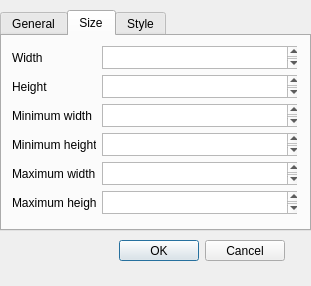
Old version of the form UI-Designer/view/propertiesview.ui in the repository haevnEU/MMI-GUI_WS18.
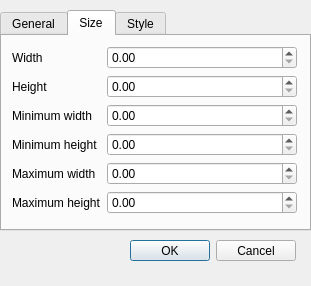
New version of the form. The open tabs and pages were chosen to show the change.

Patch:
```diff
--- a/UI-Designer/view/propertiesview.ui
+++ b/UI-Designer/view/propertiesview.ui
@@ -13,22 +13,6 @@
   <property name="windowTitle">
    <string>Dialog</string>
   </property>
-  <widget class="QDialogButtonBox" name="buttonBox">
-   <property name="geometry">
-    <rect>
-     <x>50</x>
-     <y>240</y>
-     <width>235</width>
-     <height>21</height>
-    </rect>
-   </property>
-   <property name="orientation">
-    <enum>Qt::Horizontal</enum>
-   </property>
-   <property name="standardButtons">
-    <set>QDialogButtonBox::Cancel|QDialogButtonBox::Ok</set>
-   </property>
-  </widget>
   <widget class="QTabWidget" name="tabWidget">
    <property name="geometry">
     <rect>
@@ -190,28 +174,6 @@
         </property>
        </widget>
       </item>
-      <item row="0" column="1">
-       <widget class="QTextEdit" name="m_inputWidth">
-        <property name="minimumSize">
-         <size>
-          <width>200</width>
-          <height>23</height>
-         </size>
-        </property>
-        <property name="maximumSize">
-         <size>
-          <width>200</width>
-          <height>23</height>
-         </size>
-        </property>
-        <property name="baseSize">
-         <size>
-          <width>200</width>
-          <height>23</height>
-         </size>
-        </property>
-       </widget>
-      </item>
       <item row="1" column="0">
        <widget class="QLabel" name="label_5">
         <property name="text">
@@ -219,28 +181,6 @@
         </property>
        </widget>
       </item>
-      <item row="1" column="1">
-       <widget class="QTextEdit" name="m_inputHeight">
-        <property name="minimumSize">
-         <size>
-          <width>200</width>
-          <height>23</height>
-         </size>
-        </property>
-        <property name="maximumSize">
-         <size>
-          <width>200</width>
-          <height>23</height>
-         </size>
-        </property>
-        <property name="baseSize">
-         <size>
-          <width>200</width>
-          <height>23</height>
-         </size>
-        </property>
-       </widget>
-      </item>
       <item row="2" column="0">
        <widget class="QLabel" name="label_3">
         <property name="text">
@@ -255,50 +195,6 @@
         </property>
        </widget>
       </item>
-      <item row="2" column="1">
-       <widget class="QTextEdit" name="m_inputMinWidth">
-        <property name="minimumSize">
-         <size>
-          <width>200</width>
-          <height>23</height>
-         </size>
-        </property>
-        <property name="maximumSize">
-         <size>
-          <width>200</width>
-          <height>23</height>
-         </size>
-        </property>
-        <property name="baseSize">
-         <size>
-          <width>200</width>
-          <height>23</height>
-         </size>
-        </property>
-       </widget>
-      </item>
-      <item row="3" column="1">
-       <widget class="QTextEdit" name="m_inputMinHeight">
-        <property name="minimumSize">
-         <size>
-          <width>200</width>
-          <height>23</height>
-         </size>
-        </property>
-        <property name="maximumSize">
-         <size>
-          <width>200</width>
-          <height>23</height>
-         </size>
-        </property>
-        <property name="baseSize">
-         <size>
-          <width>200</width>
-          <height>23</height>
-         </size>
-        </property>
-       </widget>
-      </item>
       <item row="4" column="0">
        <widget class="QLabel" name="label_4">
         <property name="text">
@@ -313,19 +209,65 @@
         </property>
        </widget>
       </item>
+      <item row="0" column="1">
+       <widget class="QDoubleSpinBox" name="m_doubleSpinnBoxWidth">
+        <property name="decimals">
+         <number>2</number>
+        </property>
+        <property name="maximum">
+         <double>100000000000000000620008645040778319495168.000000000000000</double>
+        </property>
+        <property name="stepType">
+         <enum>QAbstractSpinBox::DefaultStepType</enum>
+        </property>
+       </widget>
+      </item>
+      <item row="1" column="1">
+       <widget class="QDoubleSpinBox" name="m_doubleSpinnBoxHeight">
+        <property name="decimals">
+         <number>2</number>
+        </property>
+        <property name="maximum">
+         <double>100000000000000000620008645040778319495168.000000000000000</double>
+        </property>
+        <property name="stepType">
+         <enum>QAbstractSpinBox::DefaultStepType</enum>
+        </property>
+       </widget>
+      </item>
+      <item row="2" column="1">
+       <widget class="QDoubleSpinBox" name="m_doubleSpinnBoxMinWidth">
+        <property name="decimals">
+         <number>2</number>
+        </property>
+        <property name="maximum">
+         <double>100000000000000000620008645040778319495168.000000000000000</double>
+        </property>
+        <property name="stepType">
+         <enum>QAbstractSpinBox::DefaultStepType</enum>
+        </property>
+       </widget>
+      </item>
+      <item row="3" column="1">
+       <widget class="QDoubleSpinBox" name="m_doubleSpinnBoxMinHeight">
+        <property name="decimals">
+         <number>2</number>
+        </property>
+        <property name="maximum">
+         <double>100000000000000000620008645040778319495168.000000000000000</double>
+        </property>
+        <property name="stepType">
+         <enum>QAbstractSpinBox::DefaultStepType</enum>
+        </property>
+       </widget>
+      </item>
       <item row="4" column="1">
-       <widget class="QTextEdit" name="m_inputMaxWidth">
-        <property name="minimumSize">
-         <size>
-          <width>200</width>
-          <height>23</height>
-         </size>
+       <widget class="QDoubleSpinBox" name="m_doubleSpinnBoxMaxWidth">
+        <property name="decimals">
+         <number>2</number>
         </property>
-        <property name="maximumSize">
-         <size>
-          <width>200</width>
-          <height>23</height>
-         </size>
+        <property name="maximum">
+         <double>100000000000000000620008645040778319495168.000000000000000</double>
         </property>
         <property name="baseSize">
          <size>
@@ -336,18 +278,12 @@
        </widget>
       </item>
       <item row="5" column="1">
-       <widget class="QTextEdit" name="m_inputMaxHeight">
-        <property name="minimumSize">
-         <size>
-          <width>200</width>
-          <height>23</height>
-         </size>
+       <widget class="QDoubleSpinBox" name="m_doubleSpinnBoxMaxHeigth">
+        <property name="decimals">
+         <number>2</number>
         </property>
-        <property name="maximumSize">
-         <size>
-          <width>200</width>
-          <height>23</height>
-         </size>
+        <property name="maximum">
+         <double>100000000000000000620008645040778319495168.000000000000000</double>
         </property>
         <property name="baseSize">
          <size>
@@ -457,6 +393,19 @@
     </widget>
    </widget>
   </widget>
+  <widget class="QDialogButtonBox" name="dialogButtons">
+   <property name="geometry">
+    <rect>
+     <x>130</x>
+     <y>240</y>
+     <width>166</width>
+     <height>21</height>
+    </rect>
+   </property>
+   <property name="standardButtons">
+    <set>QDialogButtonBox::Cancel|QDialogButtonBox::Ok</set>
+   </property>
+  </widget>
  </widget>
  <resources/>
  <connections>
```
Left out of the diff: 100 changed lines with no effect on the pictures.
